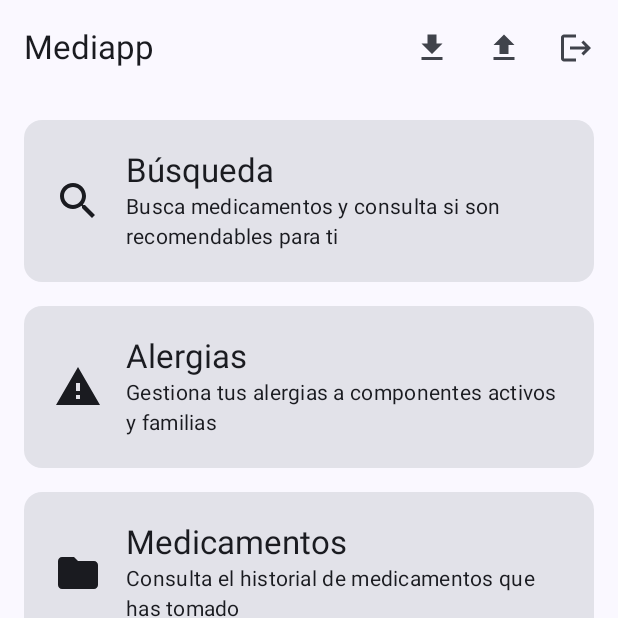
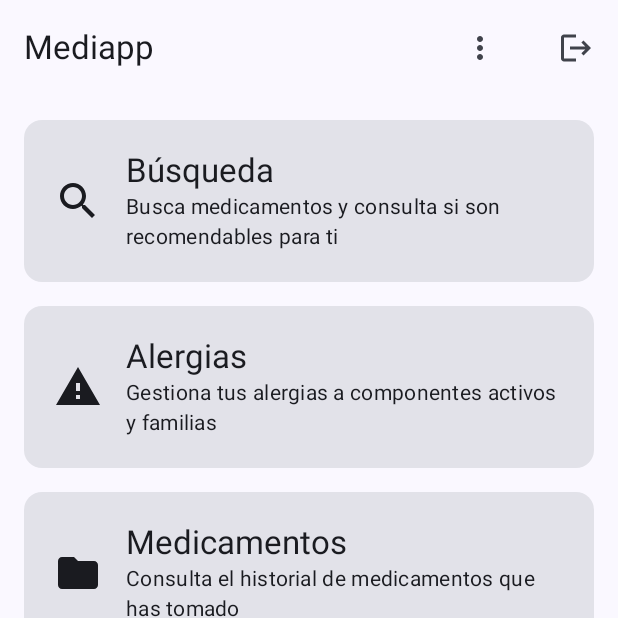
Before and after one commit to adrianhruiz/tomadiaria, an Android app built with Jetpack Compose: the DashboardScreen screen opened through its navigation route, on a phone screen of 412 x 824 dp, the top half of it. Run offline under Robolectric (Android 15) with nearby library versions, the phone set to English and light mode, and no system bars; our stand-ins replace Firebase (no records; nobody signed in at launch, a user with empty details on screens opened directly).

Commit message:
Separar cerrar sesión de las acciones de copia
Con exportar, importar y salir como tres iconos seguidos, las zonas
táctiles quedaban pegadas: a 420 dpi los 48 dp de cada botón son 126
píxeles, exactamente la separación que había entre sus centros. Cerrar
sesión, que es lo más molesto de pulsar por error, estaba justo al lado
de las dos acciones de uso frecuente.

Las copias pasan a un menú de tres puntos y salir queda aparte, con un
hueco de por medio.

Co-Authored-By: Claude Opus 5 <noreply@anthropic.com>

```diff
--- a/app/src/main/java/com/medicapp/ui/dashboard/DashboardScreen.kt
+++ b/app/src/main/java/com/medicapp/ui/dashboard/DashboardScreen.kt
@@ -6,6 +6,7 @@ import androidx.compose.foundation.clickable
 import androidx.compose.foundation.layout.Arrangement
 import androidx.compose.foundation.layout.Column
 import androidx.compose.foundation.layout.Row
+import androidx.compose.foundation.layout.Spacer
 import androidx.compose.foundation.layout.fillMaxSize
 import androidx.compose.foundation.layout.fillMaxWidth
 import androidx.compose.foundation.layout.padding
@@ -14,12 +15,15 @@ import androidx.compose.material.icons.Icons
 import androidx.compose.material.icons.filled.Download
 import androidx.compose.material.icons.filled.Folder
 import androidx.compose.material.icons.filled.Logout
+import androidx.compose.material.icons.filled.MoreVert
 import androidx.compose.material.icons.filled.Notifications
 import androidx.compose.material.icons.filled.Search
 import androidx.compose.material.icons.filled.Upload
 import androidx.compose.material.icons.filled.Warning
 import androidx.compose.material3.AlertDialog
 import androidx.compose.material3.Card
+import androidx.compose.material3.DropdownMenu
+import androidx.compose.material3.DropdownMenuItem
 import androidx.compose.material3.ExperimentalMaterial3Api
 import androidx.compose.material3.Icon
 import androidx.compose.material3.IconButton
@@ -33,7 +37,9 @@ import androidx.compose.material3.TopAppBar
 import androidx.compose.runtime.Composable
 import androidx.compose.runtime.LaunchedEffect
 import androidx.compose.runtime.getValue
+import androidx.compose.runtime.mutableStateOf
 import androidx.compose.runtime.remember
+import androidx.compose.runtime.setValue
 import androidx.compose.ui.Alignment
 import androidx.compose.ui.Modifier
 import androidx.compose.ui.graphics.vector.ImageVector
@@ -121,22 +127,35 @@ fun DashboardScreen(
             TopAppBar(
                 title = { Text("Mediapp") },
                 actions = {
+                    // Las copias van en un menú y cerrar sesión queda aparte: con los tres iconos
+                    // seguidos, las zonas táctiles quedaban pegadas y era fácil salirse sin querer.
                     val backupBusy = backupState is BackupUiState.Exporting ||
                         backupState is BackupUiState.Importing
-                    IconButton(
-                        onClick = {
-                            exportLauncher.launch(BackupSerializer.suggestedFileName(System.currentTimeMillis()))
-                        },
-                        enabled = !backupBusy,
-                    ) {
-                        Icon(Icons.Default.Download, contentDescription = "Exportar mis datos")
+                    var menuExpanded by remember { mutableStateOf(false) }
+                    IconButton(onClick = { menuExpanded = true }, enabled = !backupBusy) {
+                        Icon(Icons.Default.MoreVert, contentDescription = "Copias de mis datos")
                     }
-                    IconButton(
-                        onClick = { importLauncher.launch(arrayOf("application/json")) },
-                        enabled = !backupBusy,
-                    ) {
-                        Icon(Icons.Default.Upload, contentDescription = "Restaurar una copia")
+                    DropdownMenu(expanded = menuExpanded, onDismissRequest = { menuExpanded = false }) {
+                        DropdownMenuItem(
+                            text = { Text("Exportar mis datos") },
+                            leadingIcon = { Icon(Icons.Default.Download, contentDescription = null) },
+                            onClick = {
+                                menuExpanded = false
+                                exportLauncher.launch(
+                                    BackupSerializer.suggestedFileName(System.currentTimeMillis()),
+                                )
+                            },
+                        )
+                        DropdownMenuItem(
+                            text = { Text("Restaurar una copia") },
+                            leadingIcon = { Icon(Icons.Default.Upload, contentDescription = null) },
+                            onClick = {
+                                menuExpanded = false
+                                importLauncher.launch(arrayOf("application/json"))
+                            },
+                        )
                     }
+                    Spacer(modifier = Modifier.padding(horizontal = 8.dp))
                     IconButton(onClick = onLogout) {
                         Icon(Icons.Default.Logout, contentDescription = "Cerrar sesión")
                     }
```
